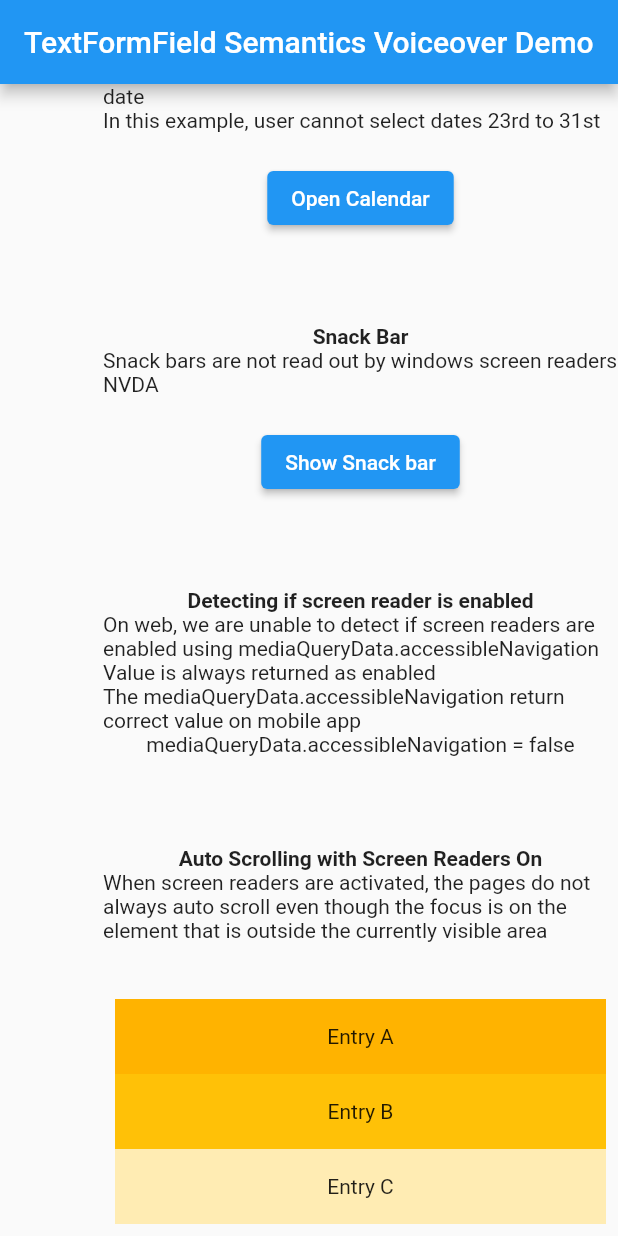
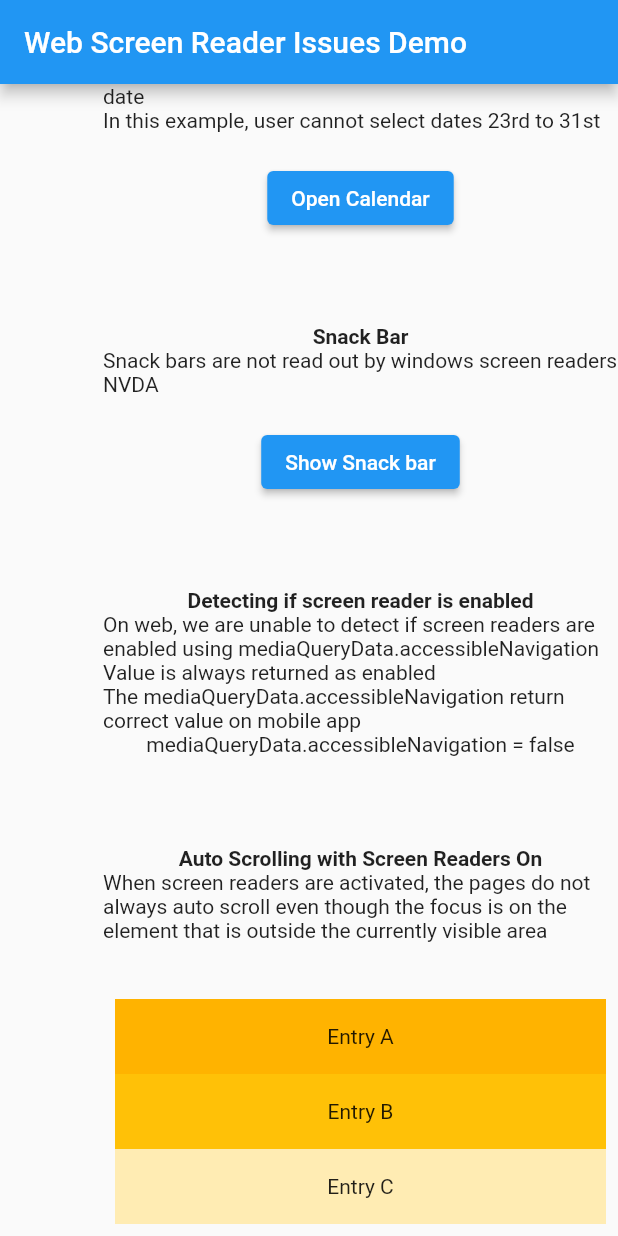
Before and after one commit to mfdcoder/flutter-form-voiceover, a Flutter app: the screen it shows after launch, scrolled down 936 dp, on a phone screen of 412 x 824 dp. Run offline on Flutter 3.47's test engine with Material 2 defaults, Android fonts, the phone set to English and light mode, and no system bars; statements that could not run were skipped.

Commit message:
updated title

```diff
--- a/lib/main.dart
+++ b/lib/main.dart
@@ -12,7 +12,7 @@ class MyApp extends StatelessWidget {
 
   @override
   Widget build(BuildContext context) {
-    const appTitle = 'TextFormField Semantics Voiceover Demo';
+    const appTitle = 'Web Screen Reader Issues Demo';
 
     return MaterialApp(
       title: appTitle,
```
